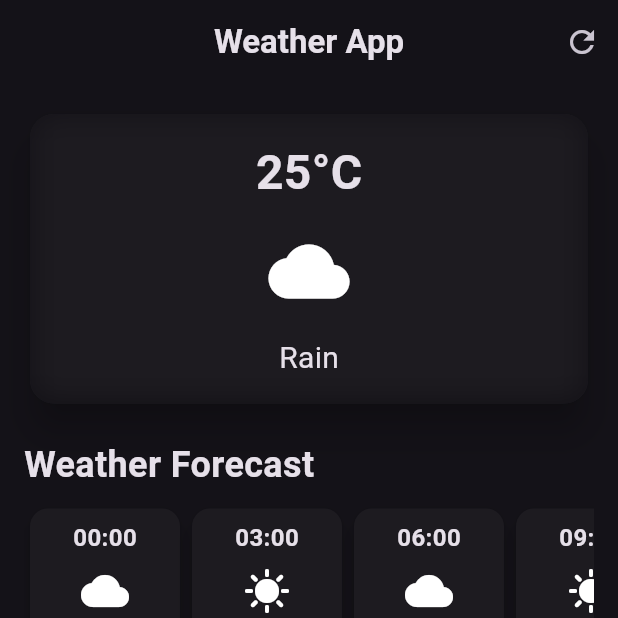
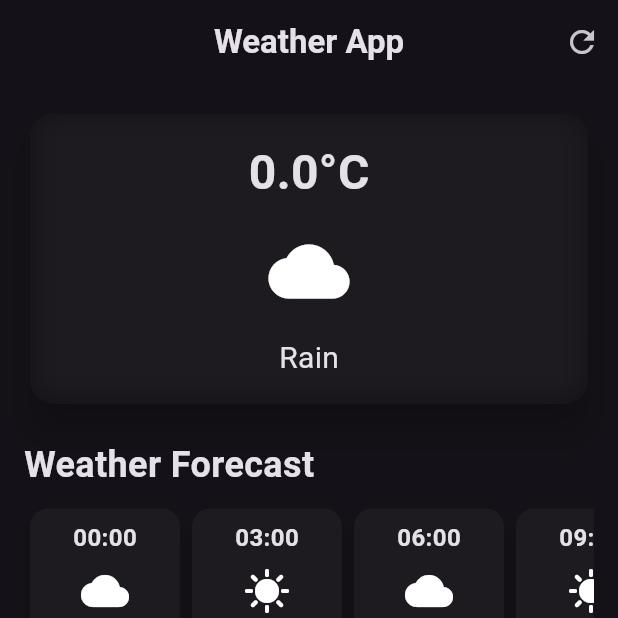
Before and after one commit to magdalenalonc/weather_app, a Flutter app: the screen it shows after launch, on a phone screen of 412 x 824 dp, the top half of it. Run offline on Flutter 3.47's test engine with Material 3 defaults, Android fonts, the phone set to English and light mode, and no system bars; network calls fail.

Commit message:
Extract data from API

```diff
--- a/lib/weather_screen.dart
+++ b/lib/weather_screen.dart
@@ -1,11 +1,50 @@
+import 'dart:convert';
 import 'dart:ui';
+import 'package:http/http.dart' as http;
 
 import 'package:flutter/material.dart';
 import 'package:weather_app/additional_info_item.dart';
 import 'package:weather_app/hourly_forecast_item.dart';
+import 'package:weather_app/secrets.dart';
 
-class WeatherScreen extends StatelessWidget {
+class WeatherScreen extends StatefulWidget {
   const WeatherScreen({super.key});
+
+  @override
+  State<WeatherScreen> createState() => _WeatherScreenState();
+}
+
+class _WeatherScreenState extends State<WeatherScreen> {
+  double temp = 0;
+
+  @override
+  void initState() {
+    super.initState();
+    getCurrentWeather();
+  }
+
+  Future getCurrentWeather() async {
+    try {
+      String cityName = 'London';
+      final res = await http.get(
+        Uri.parse(
+          'https://api.openweathermap.org/data/2.5/forecast?q=$cityName&APPID=$openWeatherAPIKey&units=metric',
+        ),
+      );
+
+      final data = jsonDecode(res.body);
+
+      if (data['cod'] != '200') {
+        throw 'An unexpected error occurred';
+      }
+
+      setState(() {
+        temp = data['list'][0]['main']['temp'];
+      });
+    } catch (e) {
+      throw e.toString();
+    }
+  }
 
   @override
   Widget build(BuildContext context) {
@@ -45,24 +84,24 @@ class WeatherScreen extends StatelessWidget {
                       sigmaX: 10,
                       sigmaY: 10,
                     ),
-                    child: const Padding(
-                      padding: EdgeInsets.all(16.0),
+                    child: Padding(
+                      padding: const EdgeInsets.all(16.0),
                       child: Column(
                         children: [
                           Text(
-                            '25°C',
-                            style: TextStyle(
+                            '$temp°C',
+                            style: const TextStyle(
                               fontSize: 32,
                               fontWeight: FontWeight.bold,
                             ),
                           ),
-                          SizedBox(height: 16),
-                          Icon(
+                          const SizedBox(height: 16),
+                          const Icon(
                             Icons.cloud,
                             size: 54,
                           ),
-                          SizedBox(height: 16),
-                          Text(
+                          const SizedBox(height: 16),
+                          const Text(
                             'Rain',
                             style: TextStyle(fontSize: 20),
                           ),
--- a/pubspec.yaml
+++ b/pubspec.yaml
@@ -35,6 +35,7 @@ dependencies:
   # The following adds the Cupertino Icons font to your application.
   # Use with the CupertinoIcons class for iOS style icons.
   cupertino_icons: ^1.0.6
+  http: ^1.2.1
 
 dev_dependencies:
   flutter_test:
```
Also changed, not shown: pubspec.lock, 1 other file.
